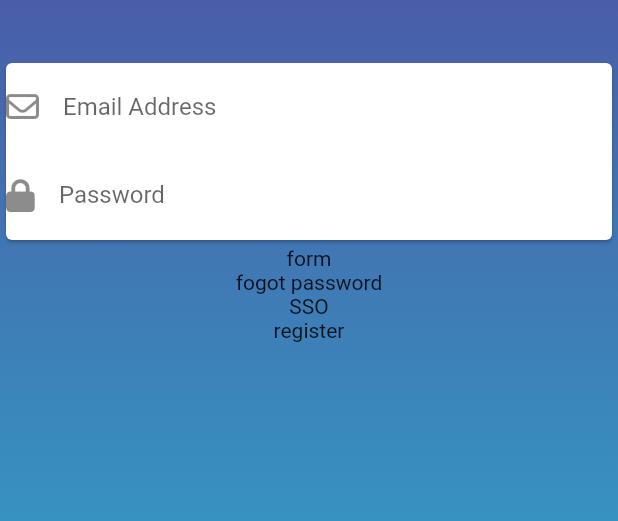
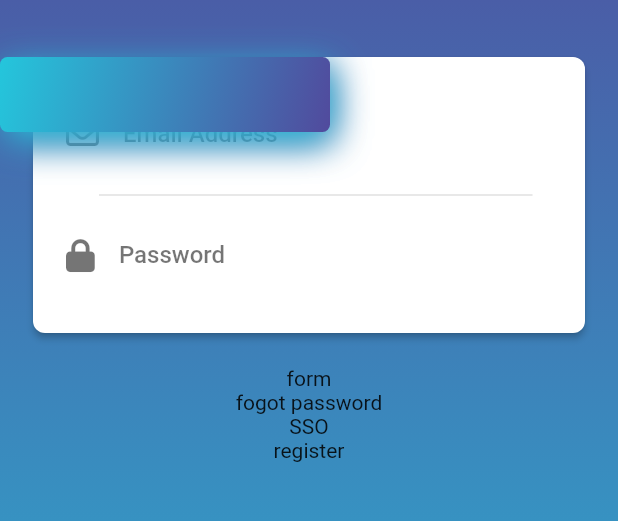
Before and after one commit to honnage/flutter-mystock, a Flutter app: the screen it shows after launch, on a phone screen of 412 x 824 dp, the part 195-716 px from its top. Run offline on Flutter 3.47's test engine with Material 2 defaults, Android fonts, the phone set to English and light mode, and no system bars; our stand-ins replace font_awesome_flutter.

Commit message:
fix login form

```diff
--- a/lib/src/pages/login/widgets/login_form.dart
+++ b/lib/src/pages/login/widgets/login_form.dart
@@ -1,18 +1,89 @@
 import 'package:flutter/material.dart';
 import 'package:font_awesome_flutter/font_awesome_flutter.dart';
+import 'package:mystock/src/config/theme.dart' as custom_theme;
 
 class LoginForm extends StatelessWidget {
   const LoginForm({Key? key}) : super(key: key);
 
   @override
   Widget build(BuildContext context) {
-    return const Card(
+    return Stack(
+      children: [
+        _builForm(),
+        _builSubmitFormButton(),
+      ],
+    );
+  }
+
+  Card _builForm() {
+    return Card(
+      margin: const EdgeInsets.only(bottom: 22, left: 22, right: 22),
+      elevation: 2.0,
+      shape: RoundedRectangleBorder(
+        borderRadius: BorderRadius.circular(8.0),
+      ),
+      child: const Padding(
+        padding: EdgeInsets.all(22.0),
         child: FormInput(),
+      ),
     );
+  }
+
+  Container _builSubmitFormButton() =>
+      Container(
+        width: 220,
+        height: 50,
+        decoration: _boxDecoration(),
+      );
+
+  BoxDecoration _boxDecoration() {
+    const gradientStart = custom_theme.Theme.gradientStart;
+    const gradientEnd = custom_theme.Theme.gradientEnd;
+
+    // ignore: prefer_function_declarations_over_variables
+    final boxShadowItem = (Color color) =>
+        BoxShadow(
+          color: color,
+          offset: Offset(1.0, 6.0),
+          blurRadius: 20.0,
+        );
+
+    return BoxDecoration(
+        borderRadius: const BorderRadius.all(Radius.circular(5.0)),
+        boxShadow: [
+          boxShadowItem(gradientStart),
+          boxShadowItem(gradientEnd),
+        ],
+        gradient: const LinearGradient(
+          colors: [
+            gradientEnd,
+            gradientStart,
+          ],
+          begin: FractionalOffset(0.0, 0.0),
+          end: FractionalOffset(1.0, 1.0),
+          stops: [0.0, 1.0],
+        ));
   }
 }
 
+
+Card _builForm() {
+  return Card(
+    margin: const EdgeInsets.only(bottom: 22, left: 22, right: 22),
+    elevation: 2.0,
+    shape: RoundedRectangleBorder(
+      borderRadius: BorderRadius.circular(8.0),
+    ),
+    child: const Padding(
+      padding: EdgeInsets.all(22.0),
+      child: FormInput(),
+    ),
+  );
+}
+
 class FormInput extends StatelessWidget {
+  final _color = Colors.black54;
+
   const FormInput({
     Key? key,
   }) : super(key: key);
@@ -20,30 +91,53 @@ class FormInput extends StatelessWidget {
   @override
   Widget build(BuildContext context) {
     return Column(
-      children: const [
+      children: [
+        _buildUsername(),
+        const Divider(
+          height: 22,
+          thickness: 1,
+          indent: 22,
+          endIndent: 13,
+        ),
+        _buildPassword(),
+      ],
+    );
+  }
+
+  TextStyle _textStyle() =>
+      TextStyle(
+        fontWeight: FontWeight.w500,
+        color: _color,
+      );
+
+  TextField _buildPassword() =>
       TextField(
-          decoration:  InputDecoration(
+        decoration: InputDecoration(
+          border: InputBorder.none,
+          labelText: 'Password',
+          labelStyle: _textStyle(),
+          icon: FaIcon(
+            FontAwesomeIcons.lock,
+            size: 22.0,
+            color: _color,
+          ),
+        ),
+        obscureText: true,
+      );
+
+  TextField _buildUsername() =>
+      TextField(
+        decoration: InputDecoration(
           border: InputBorder.none,
           labelText: 'Email Address',
-              hintText: 'test@mail.com',
+          // hintText: 'test',
+          labelStyle: _textStyle(),
           icon: FaIcon(
             FontAwesomeIcons.envelope,
             size: 22.0,
-              )
+            color: _color,
           ),
         ),
-        TextField(
-          decoration:  InputDecoration(
-              border: InputBorder.none,
-              labelText: 'Password',
-              icon: FaIcon(
-                FontAwesomeIcons.lock,
-                size: 22.0,
-              )
-          ),
-          obscureText: true,
-        ),
-      ],
+        obscureText: false,
       );
 }
-}
```
Lines whose indentation alone changed are shown as unchanged.
